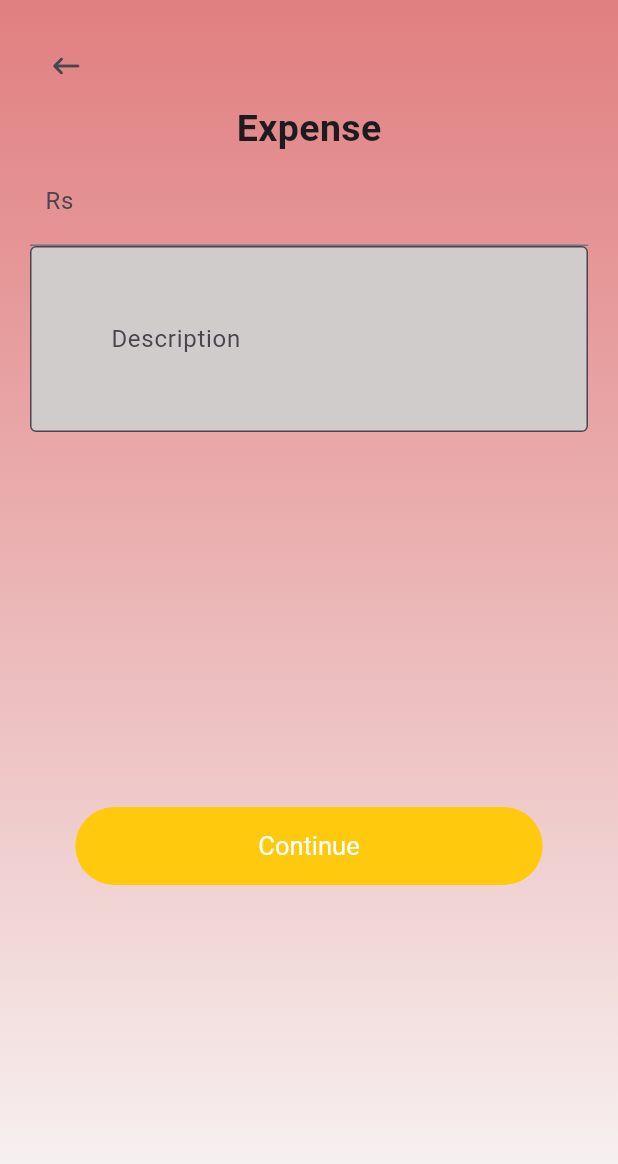
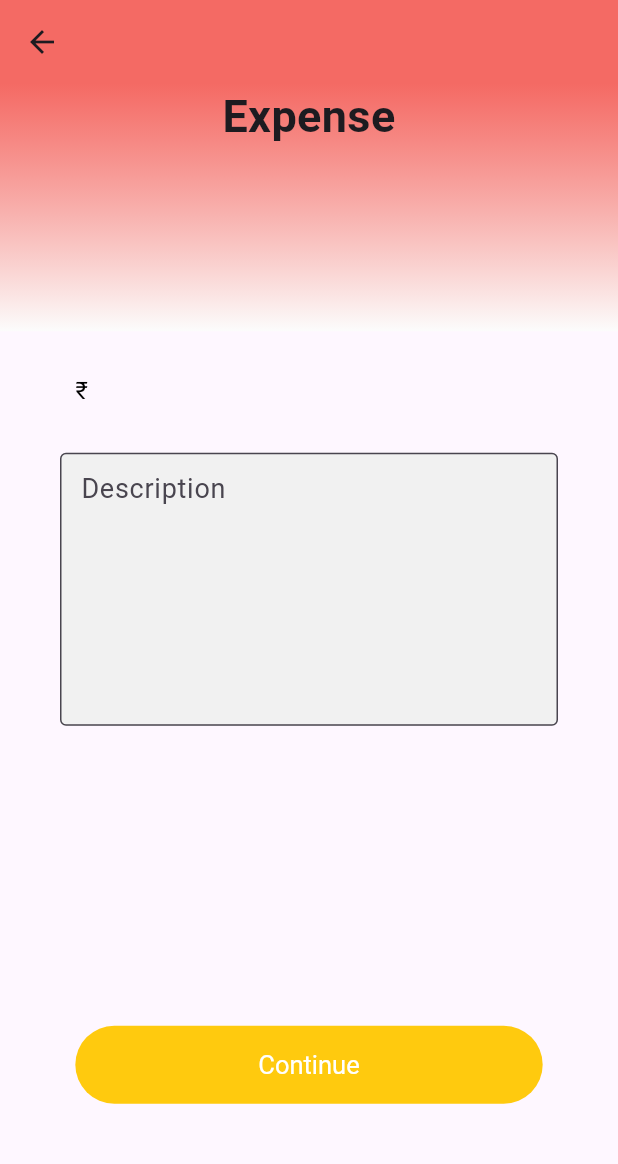
Before and after one commit to priyanshu116/finance-project, a Flutter app: the Expense screen opened by its route, on a phone screen of 412 x 824 dp. Shown: the top 1164 px of the screen. Run offline on Flutter 3.47's test engine with Material 2 defaults, Android fonts, the phone set to English and light mode, and no system bars; our stand-ins replace cloud_firestore, firebase_auth, firebase_core, google_sign_in; accounts and stored records are empty.

Commit message:
modification in expense and budget

```diff
--- a/lib/main.dart
+++ b/lib/main.dart
@@ -43,7 +43,7 @@
         useMaterial3: true
       ),
 
-      initialRoute: "/",
+      initialRoute: "/profile",
       routes: {
         "/" : (context) => const SplashScreen(),
         "/onboarding1" : (context) => const Onboarding1(),
--- a/lib/screens/main-app/expense/expense.dart
+++ b/lib/screens/main-app/expense/expense.dart
@@ -11,165 +11,94 @@
 
 class _ExpenseState extends State<Expense>
 {
-  // String dropdownValue = 'Category';
-  // bool _isEditingText = true;
-  // late TextEditingController _editingController;
-  // String initialText = "initial Text";
-
-  // @override
-  // void initState() {
-  //   super.initState();
-  //   _editingController = TextEditingController(text: initialText);
-  // }
-
-  // @override
-  // void dispose() {
-  //   _editingController.dispose();
-  //   super.dispose();
-  // }
-
-  // Widget _editTitleTextField() {
-  //   if (_isEditingText)
-  //     return Center(
-  //       child: TextField(
-  //         onSubmitted: (newValue) {
-  //           setState(() {
-  //             initialText = newValue;
-  //             _isEditingText = false;
-  //           });
-  //         },
-  //         autofocus: true,
-  //         controller: _editingController,
-  //       ),
-  //     );
-
-  //   return InkWell(
-  //     onTap: () {
-  //       setState(() {
-  //         _isEditingText = true;
-  //       });
-  //     },
-  //     child: Text(
-  //       initialText,
-  //       style: TextStyle(
-  //         color: Colors.black,
-  //         fontSize: 18.0,
-  //       ),
-  //     ),
-  //   );
-  // }
-
-  // @override
-  // Widget build(BuildContext context){
-  //   return DropdownButton<String>(
-  //     value: dropdownValue,
-  //     icon: Icon(Icons.arrow_downward),
-  //     iconSize: 24,
-  //     elevation: 16,
-  //     style: TextStyle(color: Colors.deepPurple),
-  //     underline: Container(
-  //       height: 2,
-  //       color: Colors.redAccent,
-  //     ),
-  //     onChanged: (String? newValue){
-  //       setState(() {
-  //         dropdownValue = newValue!;
-  //       });
-  //     },
-  //     items: <String>['Food', 'Home','A', 'B'].map<DropdownMenuItem<String>>((String value){
-  //       return DropdownMenuItem<String>(
-  //         value: value,
-  //         child: Row(children: [
-
-  //           IconButton(
-  //             icon: Icon(Icons.home),
-  //             color: Colors.redAccent,
-  //             onPressed: () {  },),
-  //           Text(value),
-  //         ]),
-  //       );
-  //     }).toList(),
-  //   );
-  // }
-
   @override
   Widget build(BuildContext context)
   {
     return Scaffold(
-      body: Container(
+
+      appBar: AppBar(
+        backgroundColor: Color.fromARGB(223, 243, 86, 78),
+      ),
+
+      body: SafeArea(
+        child: Container(
           width: double.maxFinite,
           height: double.maxFinite,
-        padding: EdgeInsets.all(20),
-        child: Column(
+          // padding: EdgeInsets.all(20),
+
+          child: ListView(
             children: [
+
+              Column(
+                children: [
+
                   Container(
-              alignment: Alignment.topLeft,
-              child: IconButton(
-                icon: Icon(Icons.keyboard_backspace_rounded),
-                onPressed: () {},
+                    width: MediaQuery.of(context).size.width,
+                    height: MediaQuery.of(context).size.height/5,
+                    decoration: BoxDecoration(
+                      gradient: LinearGradient(
+                        colors: [
+                          Color.fromARGB(223, 243, 86, 78),
+                          Color.fromARGB(255, 252, 252, 252)
+                        ],
+                        begin: Alignment.topCenter,
+                        end: Alignment.bottomCenter,
+                      ),
+                    ),
+
+                    child: Text(
+                      "Expense",
+                      style: TextStyle(
+                        fontSize: 30,
+                        fontWeight: FontWeight.bold,
+                      ),
+                      textAlign: TextAlign.center,
+                    ),
+                  ),
+
+                  Padding(
+                    padding: EdgeInsets.only(left: 40, right: 40),
+
+                    child: TextField(
+                      style: TextStyle(
+                        fontSize: 30,
+                        fontWeight: FontWeight.bold
+                      ),
+                      decoration: const InputDecoration(
+                        labelText: "₹",
+                        labelStyle: TextStyle(color: Colors.black),
+                        contentPadding: EdgeInsets.all(10),
+                        border: InputBorder.none,
+                      ),
+                    ),
+                  ),
+
+                  Padding(
+                    padding: EdgeInsets.only(left: 40, right: 40),
+
+                    child: TextField(
+                      decoration: InputDecoration(
+                        hintText: "Description",
+                        filled: true,
+                        fillColor: Color(0xffF1F1F1),
+                        border: OutlineInputBorder(),
+                        contentPadding: EdgeInsets.all(10),
+                      ),
+                      style: TextStyle(fontSize: 18),
+                      maxLines: 6,
                     ),
                   ),
 
                   Container(
-              child: Text("Expense",
-                  style: TextStyle(
-                    fontSize: 25,
-                    fontWeight: FontWeight.bold,
-                  )),
+                      alignment: Alignment.bottomCenter,
+                      padding: EdgeInsets.only(top: 200),
+                      child: Button(text: "Continue", onPressed: () {}),
                   ),
-
-            TextFormField(
-             decoration: const InputDecoration(
-             border: UnderlineInputBorder(),
-             labelText: 'Rs ',
-             contentPadding: EdgeInsets.all(10),
+                ],
+              ),
+            ],
           ),
         ),
-
-           TextField(
-            decoration: InputDecoration(
-              filled: true,
-              fillColor: Color.fromARGB(255, 209, 204, 204),
-              contentPadding: EdgeInsets.all(50),
-              border: OutlineInputBorder(),
-              hintText: 'Description  ',
-            ),
-           ),
-
-//             // Container(
-//             //   padding: EdgeInsets.all(8.0),
-//             //   SizedBox(
-//             //     height: 50,
-//             //   ),
-//             //   DropdownButton<String>{
-//             //     value: dropdownValue,
-
-//             //     items: <String>['Category', 'A', 'B', 'C'].map<DropdownMenuItem<String>>((String value){
-//             //     })
-//             //   }
-//             // )
-
-            Container(
-              alignment: Alignment.bottomCenter,
-              padding: EdgeInsets.only(top: 250),
-              child: Button(
-                text: "Continue",
-                onPressed: () {},
-              ),
-            )
-          ],
-        ),
-
-        /*background color */
-        decoration: BoxDecoration(
-            gradient: LinearGradient(
-          colors: [
-            Color.fromARGB(224, 221, 111, 111),
-            Color.fromARGB(255, 248, 248, 248)
-          ],
-          begin: Alignment.topCenter,
-          end: Alignment.bottomCenter,
-        )),
       ),
     );
   }
```
Also changed, not shown: lib/screens/main-app/expense/budget.dart (+59 -36 lines), lib/widgets/bottom_navbar.dart (+13 -29 lines), pubspec.lock. Lines whose indentation alone changed are shown as unchanged.
